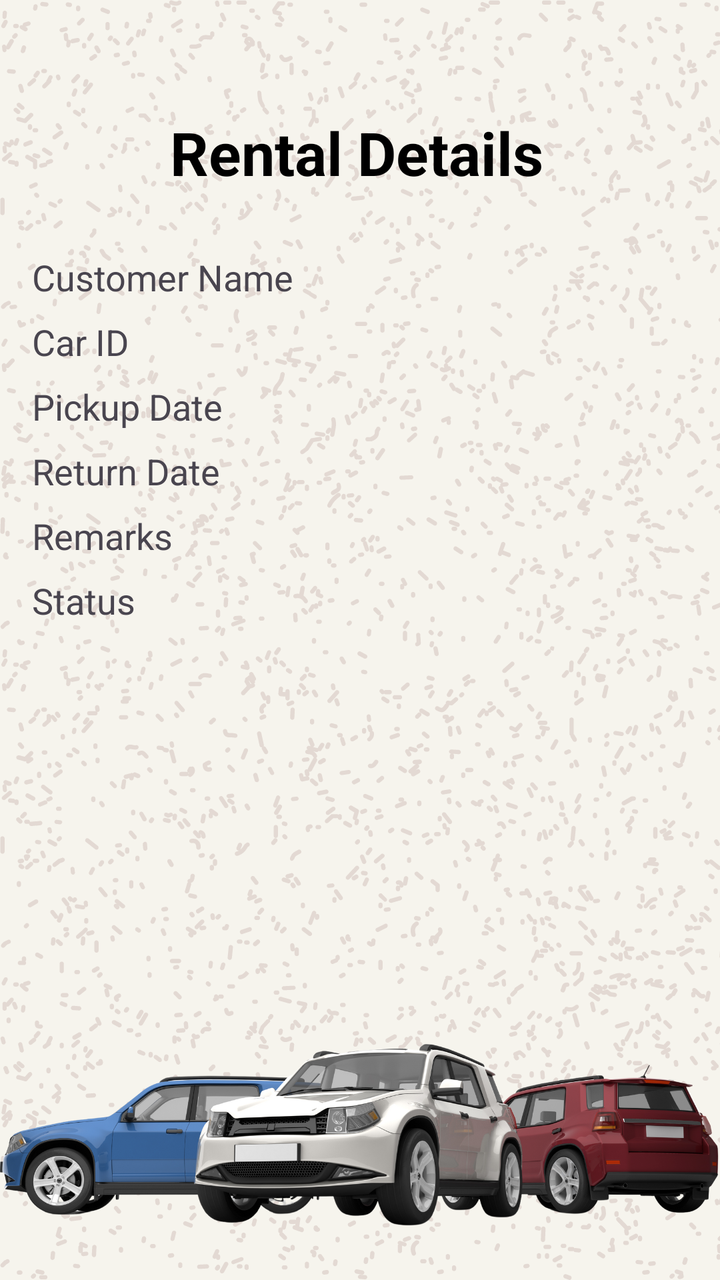
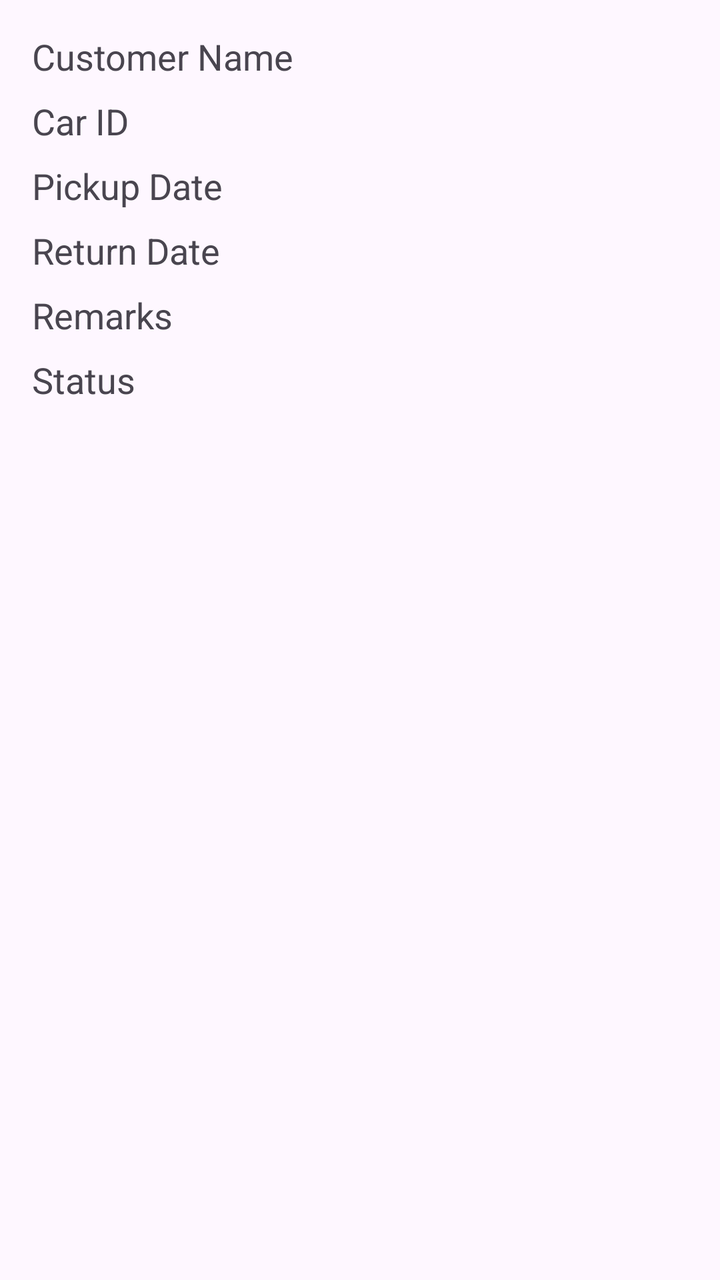

Before-and-after screenshots of an Android layout around one commit, followed by the original layout XML and the change that was made.
<!-- AndroidManifest.xml: application theme Theme.Lab_REST -->
<!-- res/layout/activity_rental_details.xml -->
<?xml version="1.0" encoding="utf-8"?>
<LinearLayout xmlns:android="http://schemas.android.com/apk/res/android"
    android:layout_width="match_parent"
    android:layout_height="wrap_content"
    android:orientation="vertical"
    android:background="@drawable/add"
    android:padding="16dp">

    <TextView
        android:id="@+id/header"
        android:layout_width="match_parent"
        android:layout_height="wrap_content"
        android:layout_alignParentEnd="true"
        android:layout_marginTop="40dp"
        android:layout_marginEnd="3dp"
        android:gravity="center"
        android:text="Rental Details"
        android:textColor="@color/black"
        android:textSize="30dp"
        android:textStyle="bold" />

    <TextView
        android:id="@+id/tvCustomerName"
        android:layout_width="match_parent"
        android:layout_height="wrap_content"
        android:text="Customer Name"
        android:textSize="18sp"
        android:layout_marginTop="30dp"
        android:layout_marginBottom="8dp" />

    <TextView
        android:id="@+id/tvCarName"
        android:layout_width="match_parent"
        android:layout_height="wrap_content"
        android:text="Car ID"
        android:textSize="18sp"
        android:layout_marginBottom="8dp" />

    <TextView
        android:id="@+id/tvPickupdate"
        android:layout_width="match_parent"
        android:layout_height="wrap_content"
        android:text="Pickup Date"
        android:textSize="18sp"
        android:layout_marginBottom="8dp" />

    <TextView
        android:id="@+id/tvReturndate"
        android:layout_width="match_parent"
        android:layout_height="wrap_content"
        android:text="Return Date"
        android:textSize="18sp"
        android:layout_marginBottom="8dp" />

    <TextView
        android:id="@+id/tvRemarks"
        android:layout_width="match_parent"
        android:layout_height="wrap_content"
        android:text="Remarks"
        android:textSize="18sp"
        android:layout_marginBottom="8dp" />

    <TextView
        android:id="@+id/tvStatus"
        android:layout_width="match_parent"
        android:layout_height="wrap_content"
        android:text="Status"
        android:textSize="18sp"
        android:layout_marginBottom="8dp" />
</LinearLayout>
<!-- resources referenced by this layout -->
<resources>
  <color name="black">#FF000000</color>
  <!-- drawable add: png bitmap (drawable, 578543 bytes) -->
  <style name="Theme.Lab_REST" parent="Base.Theme.Lab_REST" />
  <style name="Base.Theme.Lab_REST" parent="Theme.Material3.DayNight.NoActionBar">
          
          
      </style>
</resources>

<!-- the commit's change to res/layout/activity_rental_details.xml (unified diff, before → after) -->
@@ -3,21 +3,7 @@
     android:layout_width="match_parent"
     android:layout_height="wrap_content"
     android:orientation="vertical"
-    android:background="@drawable/add"
     android:padding="16dp">
-
-    <TextView
-        android:id="@+id/header"
-        android:layout_width="match_parent"
-        android:layout_height="wrap_content"
-        android:layout_alignParentEnd="true"
-        android:layout_marginTop="40dp"
-        android:layout_marginEnd="3dp"
-        android:gravity="center"
-        android:text="Rental Details"
-        android:textColor="@color/black"
-        android:textSize="30dp"
-        android:textStyle="bold" />
 
     <TextView
         android:id="@+id/tvCustomerName"
@@ -25,7 +11,6 @@
         android:layout_height="wrap_content"
         android:text="Customer Name"
         android:textSize="18sp"
-        android:layout_marginTop="30dp"
         android:layout_marginBottom="8dp" />
 
     <TextView
<!-- resource entries referenced after the edit -->
@@ -1,7 +1,5 @@
 <!-- resources referenced by this layout -->
 <resources>
-  <color name="black">#FF000000</color>
-  <!-- drawable add: png bitmap (drawable, 578543 bytes) -->
   <style name="Theme.Lab_REST" parent="Base.Theme.Lab_REST" />
   <style name="Base.Theme.Lab_REST" parent="Theme.Material3.DayNight.NoActionBar">
           
